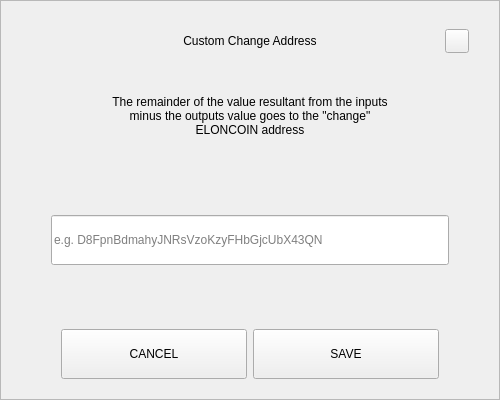
EMCoin/Eloncoin, file src/qt/eloncoin/forms/sendchangeaddressdialog.ui: the form before one commit.
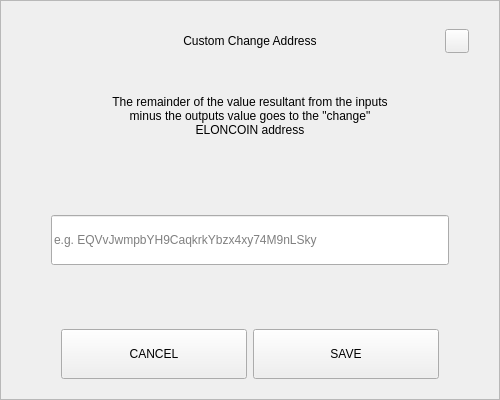
The form after the commit.

The edit to the form file:
```diff
--- a/src/qt/eloncoin/forms/sendchangeaddressdialog.ui
+++ b/src/qt/eloncoin/forms/sendchangeaddressdialog.ui
@@ -207,7 +207,7 @@
            </size>
           </property>
           <property name="placeholderText">
-           <string notr="true">e.g. D8FpnBdmahyJNRsVzoKzyFHbGjcUbX43QN</string>
+           <string notr="true">e.g. EQVvJwmpbYH9CaqkrkYbzx4xy74M9nLSky</string>
           </property>
          </widget>
         </item>
```
